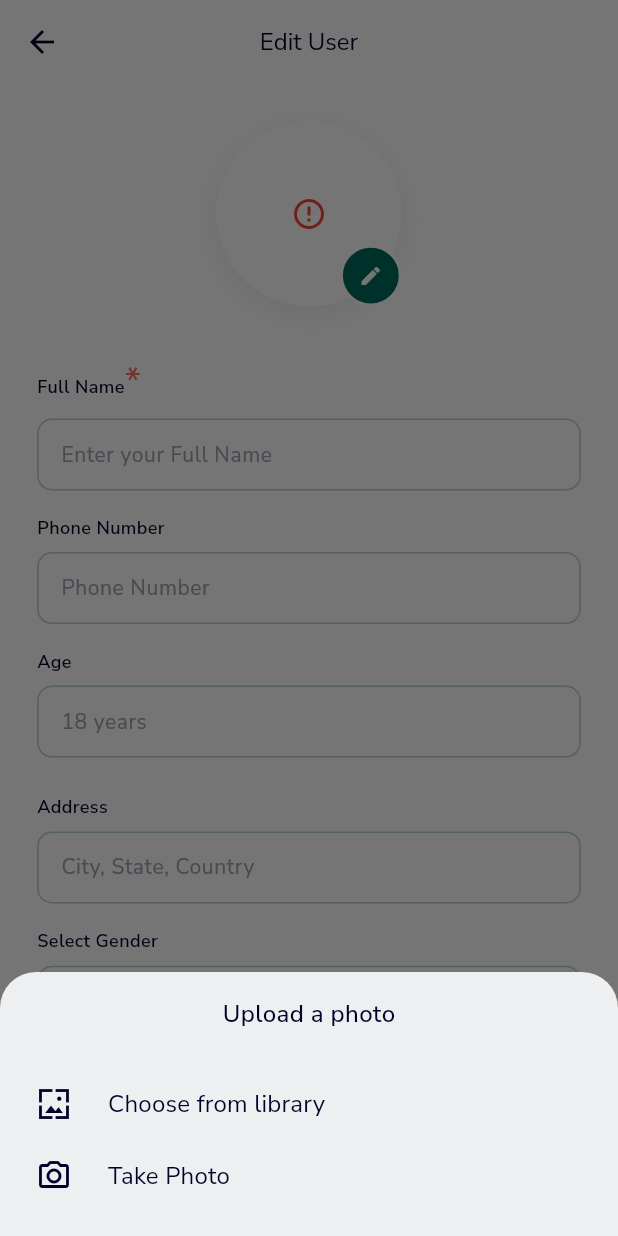
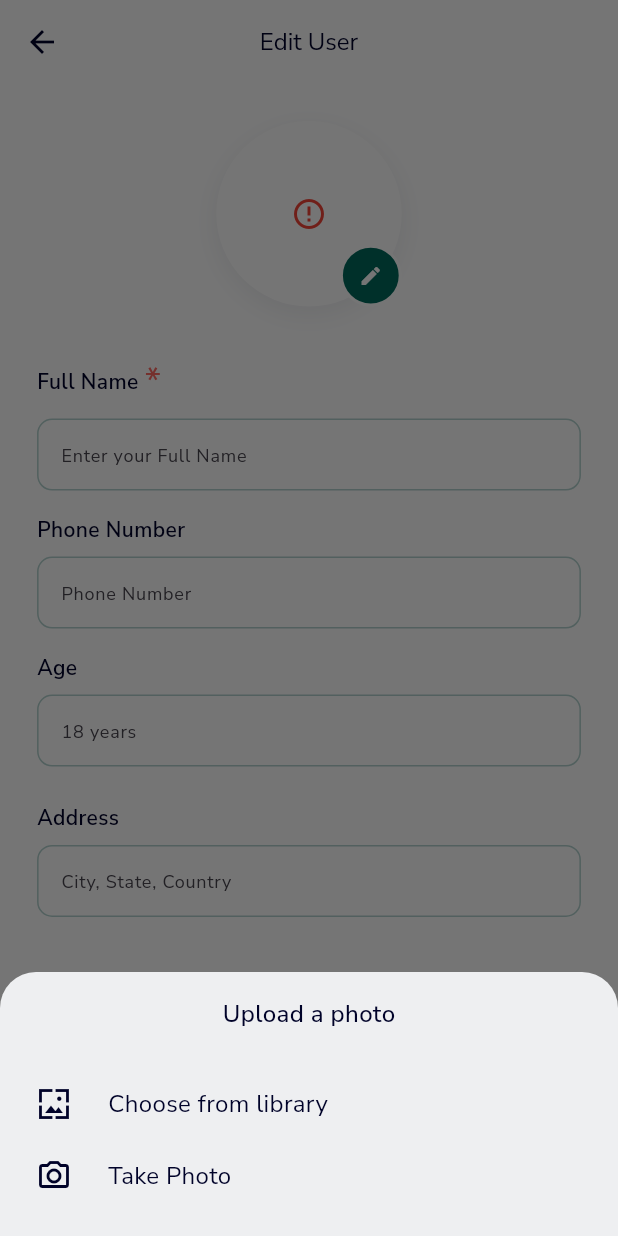
Before and after one commit to mfaizrasool/foldious, a Flutter app: the EditUserPage screen opened directly, after a tap on the "edit" icon, on a phone screen of 412 x 824 dp. Run offline on Flutter 3.47's test engine with Material 3 defaults, Android fonts, the phone set to English and light mode, and no system bars; drawn by our look-alikes of cached_network_image; our stand-ins replace chewie, connectivity_plus, dio, file_picker, firebase_auth, firebase_core and 17 more; missing offline and left inert: flutter_inappwebview, image_gallery_saver_plus; accounts and stored records are empty; network calls fail.

Commit message:
WIPdate Text Theme

```diff
--- a/lib/features/authentication/login_screen/login_screen.dart
+++ b/lib/features/authentication/login_screen/login_screen.dart
@@ -49,7 +49,6 @@ class _LoginScreenState extends State<LoginScreen> {
       },
       child: Obx(() {
         return Scaffold(
-          resizeToAvoidBottomInset: false,
           body: Stack(
             children: [
               SafeArea(
--- a/lib/features/bottom_nav_bar/user_page/edit_user.dart
+++ b/lib/features/bottom_nav_bar/user_page/edit_user.dart
@@ -3,6 +3,7 @@ import 'package:foldious/common/controllers/user_details_controller.dart';
 import 'package:foldious/features/bottom_nav_bar/user_page/user_controller.dart';
 import 'package:foldious/utils/api_urls.dart';
 import 'package:foldious/utils/app_labels.dart';
+import 'package:foldious/utils/app_text_styles.dart';
 import 'package:foldious/utils/theme/constants/app_constants.dart';
 import 'package:foldious/widgets/choose_photo_bottom_sheet.dart';
 import 'package:foldious/widgets/loading_image.dart';
@@ -219,7 +220,7 @@ class _EditUserPageState extends State<EditUserPage> {
                           child: RichText(
                             text: TextSpan(
                               text: AppLabels.selectGender,
-                              style: appTheme.textTheme.bodyMedium?.copyWith(
+                              style: AppTextStyle.bodyMedium.copyWith(
                                 fontSize: 12.0,
                                 fontWeight: FontWeight.w600,
                               ),
--- a/lib/features/bottom_nav_bar/user_page/user_page.dart
+++ b/lib/features/bottom_nav_bar/user_page/user_page.dart
@@ -102,7 +102,7 @@ class _UserPageState extends State<UserPage> {
 
                     Text(
                       userDetailsController.userDetails.userContact ?? "",
-                      style: appTheme.textTheme.bodySmall?.copyWith(
+                      style: AppTextStyle.bodySmall.copyWith(
                         color: Colors.grey,
                       ),
                     ),
--- a/lib/widgets/choose_photo_bottom_sheet.dart
+++ b/lib/widgets/choose_photo_bottom_sheet.dart
@@ -1,4 +1,5 @@
 import 'package:flutter/material.dart';
+import 'package:foldious/utils/app_text_styles.dart';
 
 class ChoosePhotoBottomSheet extends StatelessWidget {
   const ChoosePhotoBottomSheet({
@@ -41,7 +42,7 @@ class ChoosePhotoBottomSheet extends StatelessWidget {
             ),
             child: Text(
               'Upload a photo',
-              style: appTheme.textTheme.bodyMedium?.copyWith(
+              style: AppTextStyle.bodyMedium.copyWith(
                 fontSize: 16,
                 fontWeight: FontWeight.w500,
               ),
@@ -65,7 +66,7 @@ class ChoosePhotoBottomSheet extends StatelessWidget {
                   const SizedBox(width: 24.0),
                   Text(
                     'Choose from library',
-                    style: appTheme.textTheme.titleMedium?.copyWith(
+                    style: AppTextStyle.titleMedium.copyWith(
                       fontWeight: FontWeight.w400,
                     ),
                   ),
@@ -91,7 +92,7 @@ class ChoosePhotoBottomSheet extends StatelessWidget {
                   const SizedBox(width: 24.0),
                   Text(
                     'Take Photo',
-                    style: appTheme.textTheme.titleMedium?.copyWith(
+                    style: AppTextStyle.titleMedium.copyWith(
                       fontWeight: FontWeight.w400,
                     ),
                   ),
--- a/lib/widgets/primary_appbar.dart
+++ b/lib/widgets/primary_appbar.dart
@@ -1,4 +1,5 @@
 import 'package:flutter/material.dart';
+import 'package:foldious/utils/app_text_styles.dart';
 import 'package:get/get.dart';
 
 class PrimaryAppBar extends StatelessWidget implements PreferredSizeWidget {
@@ -40,7 +41,7 @@ class PrimaryAppBar extends StatelessWidget implements PreferredSizeWidget {
       title: titleWidget ??
           Text(
             title ?? '',
-            style: appTheme.textTheme.bodyMedium?.copyWith(
+            style: AppTextStyle.bodyMedium.copyWith(
               fontSize: 17.0,
               color: appTheme.iconTheme.color,
             ),
@@ -74,7 +75,7 @@ class PrimaryAppBar extends StatelessWidget implements PreferredSizeWidget {
                       child: Text(
                         "Edit",
                         textAlign: TextAlign.right,
-                        style: appTheme.textTheme.bodyMedium?.copyWith(
+                        style: AppTextStyle.bodyMedium.copyWith(
                           color: appTheme.primaryColor,
                           fontSize: 15.0,
                         ),
--- a/lib/widgets/primary_button.dart
+++ b/lib/widgets/primary_button.dart
@@ -1,5 +1,6 @@
+import 'package:flutter/material.dart';
+import 'package:foldious/utils/app_text_styles.dart';
 import 'package:foldious/utils/theme/constants/app_constants.dart';
-import 'package:flutter/material.dart';
 
 class PrimaryButton extends StatelessWidget {
   final EdgeInsetsGeometry? margin;
@@ -46,7 +47,7 @@ class PrimaryButton extends StatelessWidget {
             child: Text(
               title,
               textAlign: TextAlign.center,
-              style: appTheme.textTheme.bodyMedium?.copyWith(
+              style: AppTextStyle.bodyMedium.copyWith(
                 color: titleColor ?? AppColors.white,
                 fontWeight: FontWeight.w600,
               ),
--- a/lib/widgets/primary_text_field.dart
+++ b/lib/widgets/primary_text_field.dart
@@ -1,6 +1,7 @@
-import 'package:foldious/utils/theme/constants/app_constants.dart';
 import 'package:flutter/material.dart';
 import 'package:flutter/services.dart';
+import 'package:foldious/utils/app_text_styles.dart';
+import 'package:foldious/utils/theme/constants/app_constants.dart';
 
 class PrimaryTextField extends StatelessWidget {
   /// Creates a PrimaryTextField.
@@ -73,38 +74,32 @@ class PrimaryTextField extends StatelessWidget {
                   margin: const EdgeInsets.only(bottom: 8.0),
                   child: Row(
                     children: [
-                      Expanded(
-                        child: RichText(
-                          text: TextSpan(
-                            text: '$label',
-                            style: appTheme.textTheme.bodyMedium?.copyWith(
-                              fontSize: 12.0,
-                              fontWeight: FontWeight.w600,
-                            ),
-                            children: [
-                              if (mandatory)
-                                TextSpan(
-                                  text: '*',
-                                  style:
-                                      appTheme.textTheme.bodyMedium?.copyWith(
-                                    color: AppColors.negativeColor,
-                                    fontSize: 24.0,
-                                  ),
-                                ),
-                            ],
+                      Text(
+                        label!,
+                        style: AppTextStyle.bodyMedium
+                            .copyWith(fontWeight: FontWeight.w600),
+                      ),
+                      const SizedBox(
+                        width: 4.0,
+                      ),
+                      if (mandatory)
+                        Text(
+                          '*',
+                          style: AppTextStyle.bodyMedium.copyWith(
+                            color: AppColors.negativeColor,
+                            fontSize: 24.0,
                           ),
                         ),
-                      ),
                     ],
                   ),
                 )
-              : const SizedBox(),
+              : Container(),
           TextField(
             onTap: onTap,
             obscureText: obscureText,
             textAlignVertical: TextAlignVertical.center,
             enabled: enable,
-            style: appTheme.textTheme.bodyMedium?.copyWith(
+            style: AppTextStyle.bodyMedium.copyWith(
               color: enable
                   ? appTheme.iconTheme.color
                   : appTheme.colorScheme.primaryContainer,
@@ -120,7 +115,7 @@ class PrimaryTextField extends StatelessWidget {
             autofocus: autoFocus,
             decoration: InputDecoration(
               hintText: hintText,
-              hintStyle: appTheme.textTheme.bodySmall,
+              hintStyle: AppTextStyle.bodySmall,
               prefixIcon: prefixIcon,
               suffixIcon: suffixIcon,
               border: border,
@@ -209,8 +204,8 @@ class _PasswordTextFieldState extends State<PasswordTextField> {
                     children: [
                       Text(
                         widget.label!,
-                        style: const TextStyle(
-                            fontSize: 12.0, fontWeight: FontWeight.w600),
+                        style: AppTextStyle.bodyMedium
+                            .copyWith(fontWeight: FontWeight.w600),
                       ),
                       const SizedBox(
                         width: 4.0,
@@ -218,7 +213,7 @@ class _PasswordTextFieldState extends State<PasswordTextField> {
                       if (widget.mandatory)
                         Text(
                           '*',
-                          style: appTheme.textTheme.bodyMedium?.copyWith(
+                          style: AppTextStyle.bodyMedium.copyWith(
                             color: AppColors.negativeColor,
                             fontSize: 24.0,
                           ),
@@ -234,7 +229,7 @@ class _PasswordTextFieldState extends State<PasswordTextField> {
                 readOnly: widget.readOnly,
                 textAlignVertical: TextAlignVertical.center,
                 enabled: widget.enable,
-                style: appTheme.textTheme.bodyMedium,
+                style: AppTextStyle.bodyMedium,
                 onChanged: widget.onChanged,
                 onTap: widget.onTap,
                 onEditingComplete: widget.onEditingComplete,
@@ -246,7 +241,7 @@ class _PasswordTextFieldState extends State<PasswordTextField> {
                 keyboardType: widget.keyboardType,
                 decoration: InputDecoration(
                   hintText: widget.hintText,
-                  hintStyle: appTheme.textTheme.bodySmall,
+                  hintStyle: AppTextStyle.bodySmall,
                 ),
                 maxLines: widget.maxLines,
                 focusNode: widget.focusNode,
```
Also changed, not shown: lib/features/bottom_nav_bar/home_page/file_types/images/image_preview_screen.dart (+14 -5 lines), lib/features/bottom_nav_bar/home_page/file_types/videos/video_player_screen.dart (+6 -12 lines), lib/widgets/info_items.dart (+4 -3 lines), pubspec.yaml (+4 -3 lines), assets/logo/dark_logo.png, assets/logo/light_logo.png, 31 other files.
